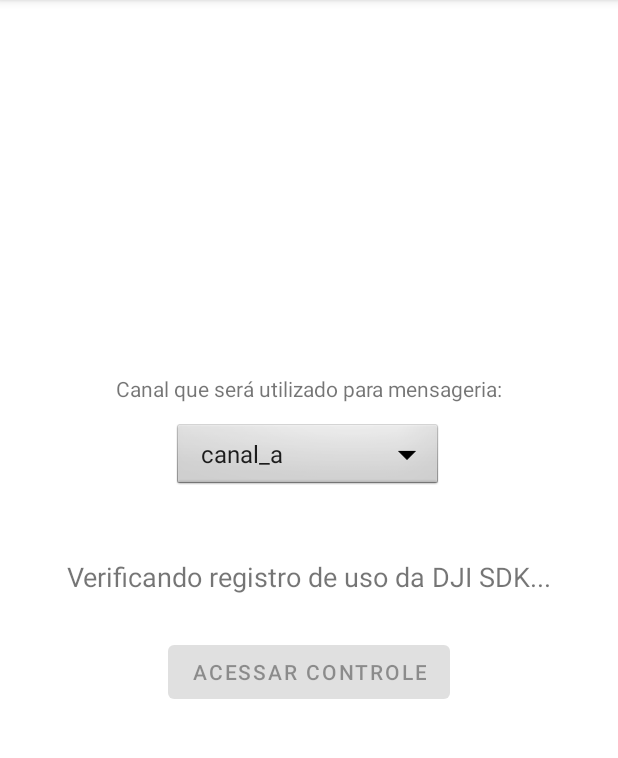
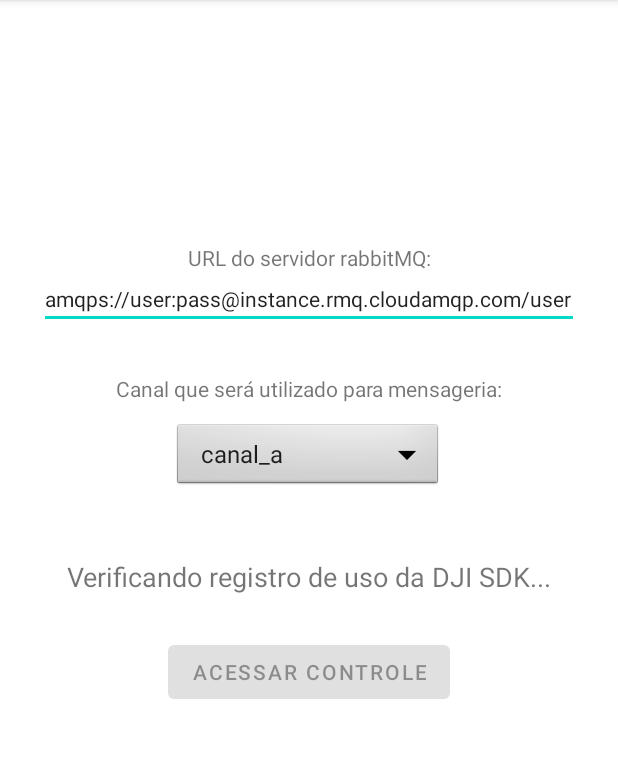
Before and after one commit to bcfreitas/ControlePorMensageria, an Android app: the screen it shows after launch (MainActivity), on a phone screen of 412 x 824 dp, the part 84-842 px from its top. Run offline under Robolectric (Android 15) with nearby library versions, the phone set to English and light mode, and no system bars; libraries missing offline, so code that uses them is left out: com.dji.mapkit, com.secneo.sdk, dji.common.error, dji.sdk.base, dji.sdk.sdkmanager and 1 more; 2 statements that could not run were skipped.

Commit message:
campo para URL rabbitMQ

```diff
--- a/app/src/main/java/com/bcfreitas/controlepormensageria/MainActivity.java
+++ b/app/src/main/java/com/bcfreitas/controlepormensageria/MainActivity.java
@@ -1,7 +1,9 @@
 package com.bcfreitas.controlepormensageria;
 
 import android.Manifest;
+import android.content.Context;
 import android.content.Intent;
+import android.content.SharedPreferences;
 import android.content.pm.PackageManager;
 import android.os.Build;
 import android.os.Bundle;
@@ -11,6 +13,7 @@ import android.util.Log;
 import android.view.View;
 import android.widget.ArrayAdapter;
 import android.widget.Button;
+import android.widget.EditText;
 import android.widget.Spinner;
 import android.widget.TextView;
 import android.widget.Toast;
@@ -40,6 +43,8 @@ public class MainActivity extends AppCompatActivity {
     private static final String TAG = MainActivity.class.getName();
     public static final String FLAG_CONNECTION_CHANGE = "dji_sdk_connection_change";
     public static final String ACTION_CONEXAO_DRONE = "com.bcfreitas.controlepormensageria.ACTION_CONEXAO_DRONE";
+    private String URL_RABBITMQ_EXAMPLE = "amqps://user:pass@instance.rmq.cloudamqp.com/user";
+    private static final String SHARED_PREFERENCES_FILE_KEY = "com.bcfreitas.controlepormensageria.PREFERENCE_FILE_KEY";
     private static BaseProduct mProduct;
     private Handler mHandler;
 
@@ -76,7 +81,32 @@ public class MainActivity extends AppCompatActivity {
 
         //Initialize DJI SDK Manager
         mHandler = new Handler(Looper.getMainLooper());
+
+        //verifica se há URL armazenada localmente, para atualizar o text view
+        if(this.carregarURL(getApplicationContext()) != URL_RABBITMQ_EXAMPLE) {
+            ((EditText) findViewById(R.id.url_rabbitmq)).setText(carregarURL(getApplicationContext()));
+        }
     }
+
+    public void salvarURL(Context context) {
+        SharedPreferences sharedPreferences = context.getSharedPreferences(SHARED_PREFERENCES_FILE_KEY, MODE_PRIVATE);
+        SharedPreferences.Editor editor = sharedPreferences.edit();
+        editor.putString("URL_RABBITMQ", ((EditText) findViewById(R.id.url_rabbitmq)).getText().toString());
+        editor.apply();
+    }
+
+    public String carregarURL(Context context) {
+        SharedPreferences sharedPreferences = context.getSharedPreferences(SHARED_PREFERENCES_FILE_KEY, MODE_PRIVATE);
+        String text = sharedPreferences.getString("URL_RABBITMQ", URL_RABBITMQ_EXAMPLE);
+        return text;
+    }
+
+    public String verificaURLpersistida(Context context) {
+        SharedPreferences sharedPreferences = context.getSharedPreferences(SHARED_PREFERENCES_FILE_KEY, MODE_PRIVATE);
+        String text = sharedPreferences.getString("URL_RABBITMQ", URL_RABBITMQ_EXAMPLE);
+        return text;
+    }
+
 
     /**
      * Checks if there is any missing permissions, and
@@ -252,8 +282,13 @@ public class MainActivity extends AppCompatActivity {
         Spinner spinner = (Spinner) findViewById(R.id.selectChannel);
         canalParaMensageria = spinner.getSelectedItem().toString();
 
+        //se o valor do campo URL rabbitMQ for diferente do que estava armazenado ou do valor default, persite.
+        if(((EditText) findViewById(R.id.url_rabbitmq)).getText().toString() != carregarURL(getApplicationContext())){
+            this.salvarURL(getApplicationContext());
+        }
         Intent intent = new Intent(MainActivity.this, ControleActivity.class);
         intent.putExtra("canalParaMensageria", canalParaMensageria);
+        intent.putExtra("urlRabbitMQ", ((EditText) findViewById(R.id.url_rabbitmq)).getText().toString());
         startActivity(intent);
     }
 
--- a/app/src/main/java/com/bcfreitas/controlepormensageria/MensageriaThread.java
+++ b/app/src/main/java/com/bcfreitas/controlepormensageria/MensageriaThread.java
@@ -71,7 +71,7 @@ class MensageriaThread extends Thread {
         if(this.factory==null){
             this.factory = new ConnectionFactory();
             try {
-                factory.setUri("amqps://hmlhesbg:2e7CDYAULIV1Z3E7AQC9E7ov-h2biEOD@hornet.rmq.cloudamqp.com/hmlhesbg");
+                factory.setUri("amqps://hmlfakebg:2e7fakefakefake9E7ov-h2biEOD@hornet.rmq.cloudamqp.com/hmlhesbg");
                 if(this.connection == null){
                     this.connection=factory.newConnection();
                     this.connectionEnvio=factory.newConnection();
--- a/app/src/main/res/layout/activity_main.xml
+++ b/app/src/main/res/layout/activity_main.xml
@@ -53,4 +53,26 @@
         app:layout_constraintEnd_toEndOf="parent"
         app:layout_constraintStart_toStartOf="parent" />
 
+    <EditText
+        android:id="@+id/url_rabbitmq"
+        android:layout_width="360dp"
+        android:layout_height="38dp"
+        android:layout_marginBottom="30dp"
+        android:ems="10"
+        android:inputType="text"
+        android:text="amqps://user:pass@instance.rmq.cloudamqp.com/user"
+        android:textSize="14dp"
+        app:layout_constraintBottom_toTopOf="@+id/labelCanalMensageria"
+        app:layout_constraintEnd_toEndOf="parent"
+        app:layout_constraintStart_toStartOf="parent" />
+
+    <TextView
+        android:id="@+id/textView"
+        android:layout_width="wrap_content"
+        android:layout_height="wrap_content"
+        android:text="URL do servidor rabbitMQ:"
+        app:layout_constraintBottom_toTopOf="@+id/url_rabbitmq"
+        app:layout_constraintEnd_toEndOf="parent"
+        app:layout_constraintStart_toStartOf="parent" />
+
 </androidx.constraintlayout.widget.ConstraintLayout>
--- a/build.gradle
+++ b/build.gradle
@@ -5,7 +5,7 @@ buildscript {
         jcenter()
     }
     dependencies {
-        classpath "com.android.tools.build:gradle:4.1.2"
+        classpath 'com.android.tools.build:gradle:7.0.2'
 
         // NOTE: Do not place your application dependencies here; they belong
         // in the individual module build.gradle files
```
Also changed, not shown: gradle/wrapper/gradle-wrapper.properties.
